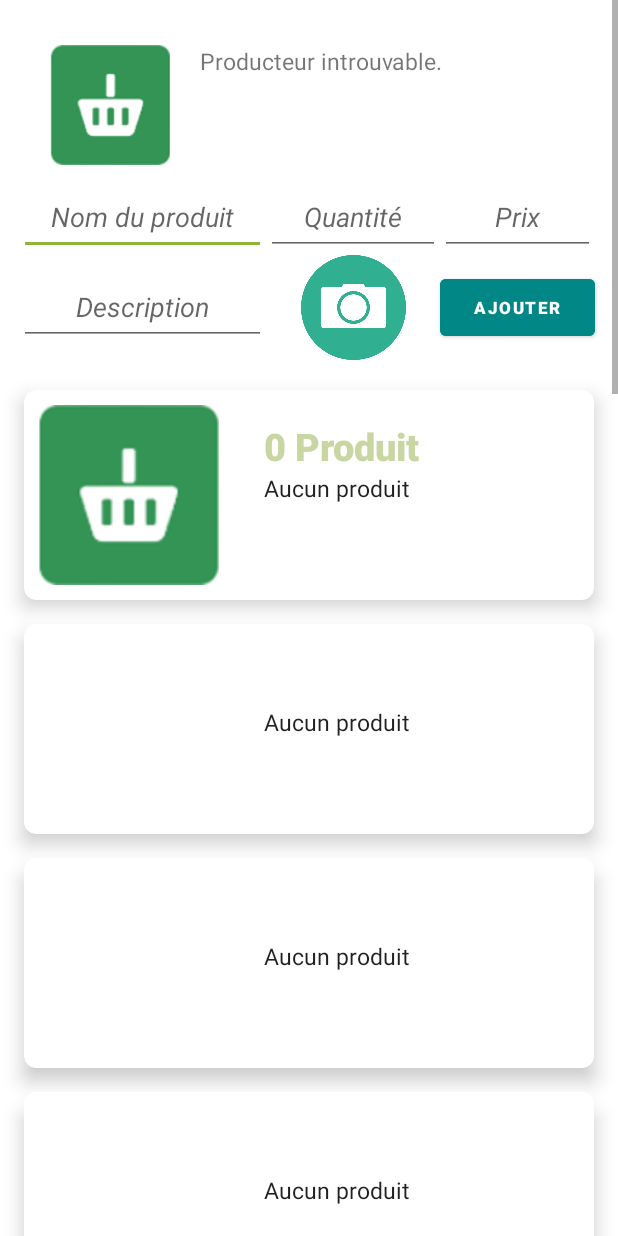
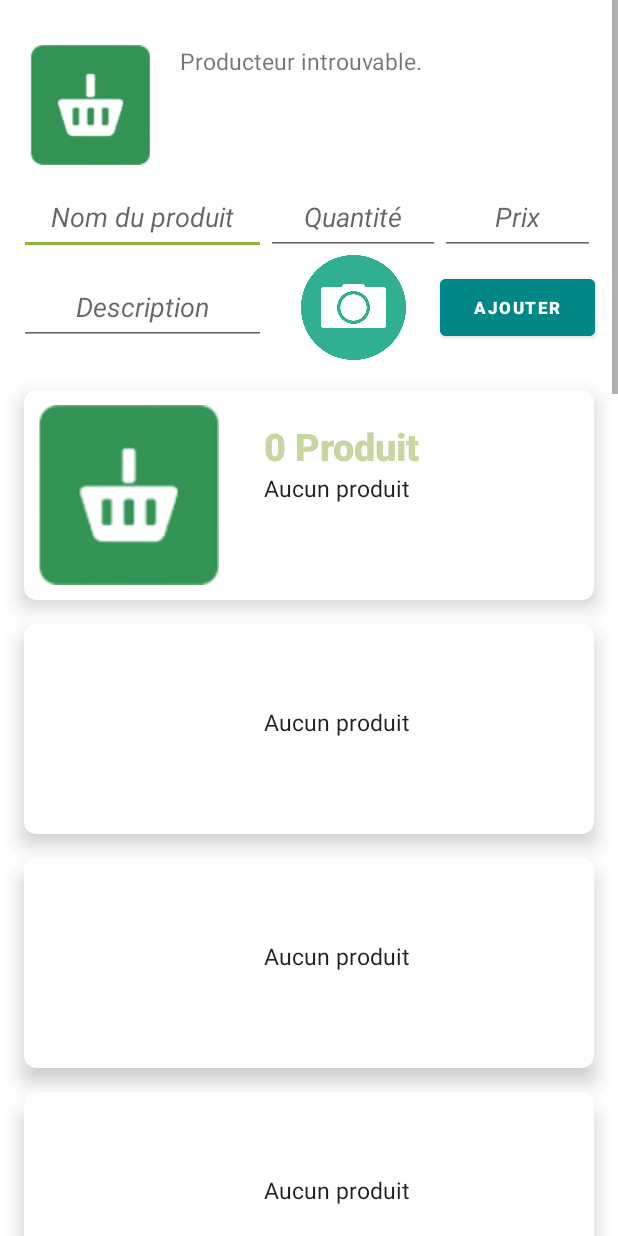
Before and after one commit to yoyo53/miamProche, an Android app: the ProducteurActivity screen opened directly, with no data from a screen before it, on a phone screen of 412 x 824 dp. Run offline under Robolectric (Android 15) with nearby library versions, the phone set to English and light mode, and no system bars; our stand-ins replace Firebase (no records; nobody signed in at launch, a user with empty details on screens opened directly); pictures from the network do not load.

Commit message:
make Producteur page more responsive

```diff
--- a/app/src/main/res/layout/activity_producteur.xml
+++ b/app/src/main/res/layout/activity_producteur.xml
@@ -11,41 +11,36 @@
     android:layout_width="match_parent"
     android:layout_height="wrap_content" >
 
-    <ImageView
-        android:id="@+id/userImage"
-        android:layout_width="80dp"
-        android:layout_height="80dp"
+
+    <LinearLayout
+        android:id="@+id/linearlayout_producteur"
+        android:layout_height="wrap_content"
+        android:layout_width="match_parent"
         android:layout_marginTop="30dp"
-        android:src="@drawable/logo"
-        android:scaleType="centerCrop"
+        android:layout_marginStart="20dp"
+        android:layout_marginEnd="20dp"
         app:layout_constraintStart_toStartOf="parent"
         app:layout_constraintTop_toTopOf="parent"
-        app:layout_constraintEnd_toEndOf="parent"
-        app:layout_constraintHorizontal_bias="0.1"
-        android:contentDescription="Photo du producteur" />
-    <ScrollView
-        android:id="@+id/scrollview_greeting"
-        android:layout_height="fill_parent"
-        android:layout_width="fill_parent"
-        app:layout_constrainedWidth="true"
-        app:layout_constrainedHeight="true"
-        android:layout_marginStart="20dp"
-        android:layout_marginEnd="15dp"
-        app:layout_constraintStart_toEndOf="@id/userImage"
-        app:layout_constraintEnd_toEndOf="parent"
-        app:layout_constraintTop_toTopOf="@id/userImage"
-        app:layout_constraintBottom_toBottomOf="@id/userImage"
-        app:layout_constraintVertical_bias="0.5"
-        app:layout_constraintHorizontal_bias="0" >
+        app:layout_constraintEnd_toEndOf="parent" >
+
+        <ImageView
+            android:id="@+id/userImage"
+            android:layout_width="80dp"
+            android:layout_height="80dp"
+            android:src="@drawable/logo"
+            android:scaleType="centerCrop"
+            android:contentDescription="Photo du producteur"
+            android:layout_gravity="center" />
 
         <TextView
             android:id="@+id/main_textview_greeting"
-            android:layout_width="wrap_content"
+            android:layout_width="fill_parent"
             android:layout_height="wrap_content"
-            android:layout_marginEnd="10dp"
+            android:layout_marginStart="20dp"
             android:justificationMode="inter_word"
             android:textSize="15sp" />
-    </ScrollView>
+    </LinearLayout>
+
 
     <EditText
         android:id="@+id/editText_nom_produit"
@@ -58,7 +53,7 @@
         android:hint="Nom du produit"
         app:layout_constraintStart_toStartOf="parent"
         app:layout_constraintEnd_toEndOf="parent"
-        app:layout_constraintTop_toBottomOf="@id/userImage"
+        app:layout_constraintTop_toBottomOf="@id/linearlayout_producteur"
         app:layout_constraintHorizontal_bias="0.05"
         android:importantForAutofill="no"
         android:inputType="text|textCapSentences"
@@ -74,7 +69,7 @@
         android:hint="Quantité"
         app:layout_constraintStart_toEndOf="@+id/editText_nom_produit"
         app:layout_constraintEnd_toStartOf="@+id/editText_prix"
-        app:layout_constraintTop_toBottomOf="@id/userImage"
+        app:layout_constraintTop_toBottomOf="@id/linearlayout_producteur"
         android:importantForAutofill="no"
         android:inputType="text|textCapSentences"
         android:nextFocusDown="@+id/editText_prix" />
@@ -90,7 +85,7 @@
         android:hint="Prix"
         app:layout_constraintStart_toStartOf="parent"
         app:layout_constraintEnd_toEndOf="parent"
-        app:layout_constraintTop_toBottomOf="@id/userImage"
+        app:layout_constraintTop_toBottomOf="@id/linearlayout_producteur"
         app:layout_constraintHorizontal_bias="0.95"
         android:importantForAutofill="no"
         android:inputType="text|textCapSentences"
```
